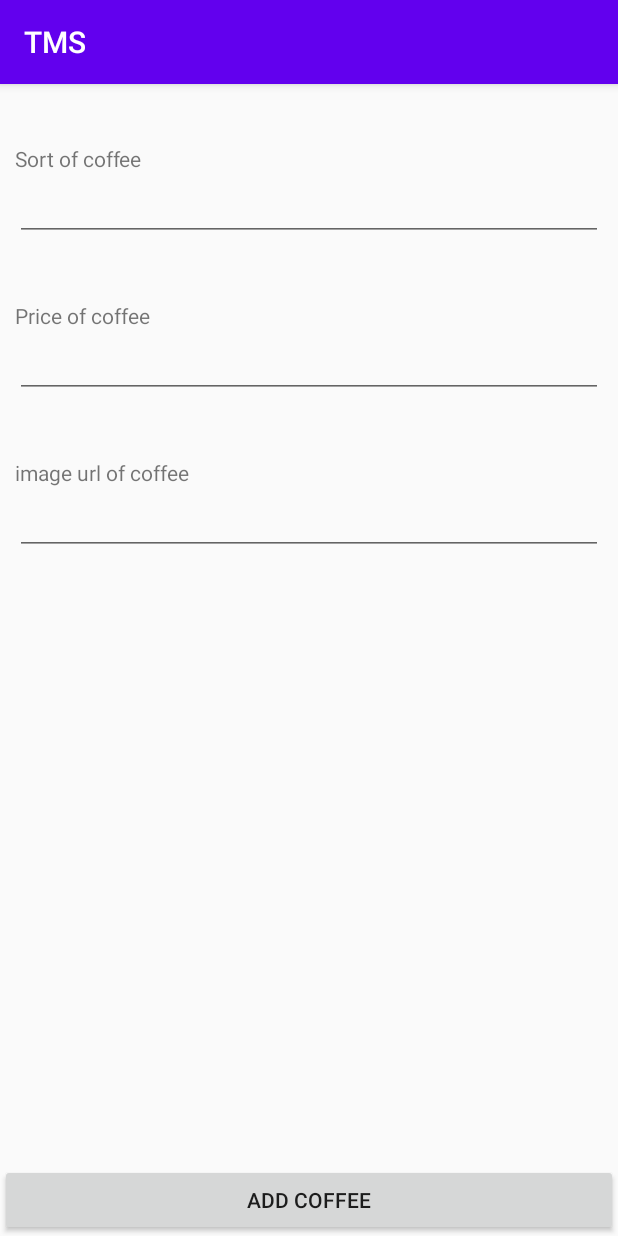
After one commit to stasenkots/TMS, an Android app: the AddCoffeeFragment screen opened through its navigation route, on a phone screen of 412 x 824 dp. The commit adds this screen. Run offline under Robolectric (Android 15) with nearby library versions, the phone set to English and light mode, and no system bars.

Commit message:
create hw5

```diff
--- a/app/build.gradle
+++ b/app/build.gradle
@@ -8,7 +8,7 @@ android {
 
     defaultConfig {
         applicationId "com.example.tms"
-        minSdkVersion 16
+        minSdkVersion 18
         targetSdkVersion 30
         versionCode 1
         versionName "1.0"
@@ -28,6 +28,9 @@ android {
 }
 
 dependencies {
+    implementation 'androidx.navigation:navigation-fragment-ktx:2.3.0'
+    implementation 'androidx.navigation:navigation-ui-ktx:2.3.0'
+    implementation 'androidx.legacy:legacy-support-v4:1.0.0'
     def lifecycle_version = "2.2.0"
     def arch_version = "2.1.0"
 
--- a/app/src/main/AndroidManifest.xml
+++ b/app/src/main/AndroidManifest.xml
@@ -1,7 +1,7 @@
 <?xml version="1.0" encoding="utf-8"?>
 <manifest xmlns:android="http://schemas.android.com/apk/res/android"
     package="com.example.tms">
-
+    <uses-permission android:name="android.permission.INTERNET"/>
     <application
         android:allowBackup="true"
         android:icon="@mipmap/ic_launcher"
@@ -9,7 +9,8 @@
         android:roundIcon="@mipmap/ic_launcher_round"
         android:supportsRtl="true"
         android:theme="@style/AppTheme">
-        <activity android:name=".FourActivity"></activity>
+        <activity android:name=".FiveHW.FiveActivity"></activity>
+        <activity android:name=".FourActivity" />
         <activity android:name=".Animation" />
         <activity android:name=".FlagsActivity" />
         <activity android:name=".ThirdActivity" />
--- /dev/null
+++ b/app/src/main/java/com/example/tms/FiveHW/AddCoffeeFragment.kt
@@ -0,0 +1,65 @@
+package com.example.tms.FiveHW
+
+import android.os.Bundle
+import android.text.Editable
+import androidx.fragment.app.Fragment
+import android.view.LayoutInflater
+import android.view.View
+import android.view.ViewGroup
+import android.widget.Toast
+import com.example.tms.R
+import kotlinx.android.synthetic.main.activity_second.*
+import kotlinx.android.synthetic.main.fragment_add_coffee.*
+
+
+private const val ARG_PARAM1 = "param1"
+private const val ARG_PARAM2 = "param2"
+
+class AddCoffeeFragment : Fragment() {
+
+
+    private var param1: String? = null
+    private var param2: String? = null
+
+    override fun onCreate(savedInstanceState: Bundle?) {
+        super.onCreate(savedInstanceState)
+        arguments?.let {
+            param1 = it.getString(ARG_PARAM1)
+            param2 = it.getString(ARG_PARAM2)
+        }
+    }
+
+    override fun onCreateView(
+        inflater: LayoutInflater, container: ViewGroup?,
+        savedInstanceState: Bundle?
+    ): View? {
+        return inflater.inflate(R.layout.fragment_add_coffee, container, false)
+    }
+
+    override fun onViewCreated(view: View, savedInstanceState: Bundle?) {
+        super.onViewCreated(view, savedInstanceState)
+        button_create_coffee_item.setOnClickListener {
+            coffeeCollection.add(Coffee(
+                editText_sort_of_coffee.text.toString(),
+                editText_price_of_coffee.text.toString().toDouble(),
+                editText_image_url_of_coffee.text.toString()
+            ))
+            Toast.makeText(context, "Coffee added", Toast.LENGTH_SHORT).show()
+            editText_sort_of_coffee.text.clear()
+            editText_price_of_coffee.text.clear()
+            editText_image_url_of_coffee.text.clear()
+
+        }
+    }
+
+    companion object {
+        @JvmStatic
+        fun newInstance(param1: String, param2: String) =
+            AddCoffeeFragment().apply {
+                arguments = Bundle().apply {
+                    putString(ARG_PARAM1, param1)
+                    putString(ARG_PARAM2, param2)
+                }
+            }
+    }
+}
--- /dev/null
+++ b/app/src/main/java/com/example/tms/FiveHW/Coffee.kt
@@ -0,0 +1,6 @@
+package com.example.tms.FiveHW
+import androidx.collection.arraySetOf
+
+val coffeeCollection= arraySetOf<Coffee>()
+
+data class Coffee(val name:String, val price:Double, val imageURL:String)
--- /dev/null
+++ b/app/src/main/java/com/example/tms/FiveHW/FiveActivity.kt
@@ -0,0 +1,13 @@
+package com.example.tms.FiveHW
+
+import androidx.appcompat.app.AppCompatActivity
+import android.os.Bundle
+import com.example.tms.R
+
+class FiveActivity : AppCompatActivity() {
+    override fun onCreate(savedInstanceState: Bundle?) {
+        super.onCreate(savedInstanceState)
+        setContentView(R.layout.activity_five)
+    }
+
+}
--- /dev/null
+++ b/app/src/main/java/com/example/tms/FiveHW/HomeFragment.kt
@@ -0,0 +1,56 @@
+package com.example.tms.FiveHW
+
+import android.os.Bundle
+import androidx.fragment.app.Fragment
+import android.view.LayoutInflater
+import android.view.View
+import android.view.ViewGroup
+import androidx.navigation.fragment.findNavController
+import com.example.tms.R
+import kotlinx.android.synthetic.main.fragment_home.*
+
+private const val ARG_PARAM1 = "param1"
+private const val ARG_PARAM2 = "param2"
+
+
+class HomeFragment : Fragment() {
+    private var param1: String? = null
+    private var param2: String? = null
+
+    override fun onCreate(savedInstanceState: Bundle?) {
+        super.onCreate(savedInstanceState)
+        arguments?.let {
+            param1 = it.getString(ARG_PARAM1)
+            param2 = it.getString(ARG_PARAM2)
+        }
+    }
+
+    override fun onCreateView(
+        inflater: LayoutInflater, container: ViewGroup?,
+        savedInstanceState: Bundle?
+    ): View? {
+        return inflater.inflate(R.layout.fragment_home, container, false)
+    }
+
+    override fun onViewCreated(view: View, savedInstanceState: Bundle?) {
+        super.onViewCreated(view, savedInstanceState)
+        button_add_coffee.setOnClickListener {
+            val nav =findNavController()
+            nav.navigate(R.id.add_coffee)
+        }
+        button_show_collection.setOnClickListener {
+            val nav =findNavController()
+            nav.navigate(R.id.show_collection)
+        }
+    }
+    companion object {
+        @JvmStatic
+        fun newInstance(param1: String, param2: String) =
+            HomeFragment().apply {
+                arguments = Bundle().apply {
+                    putString(ARG_PARAM1, param1)
+                    putString(ARG_PARAM2, param2)
+                }
+            }
+    }
+}
--- a/app/src/main/java/com/example/tms/MainActivity.kt
+++ b/app/src/main/java/com/example/tms/MainActivity.kt
@@ -3,6 +3,7 @@ package com.example.tms
 import android.content.Intent
 import androidx.appcompat.app.AppCompatActivity
 import android.os.Bundle
+import com.example.tms.FiveHW.FiveActivity
 import kotlinx.android.synthetic.main.activity_main.*
 
 class MainActivity : AppCompatActivity() {
@@ -25,6 +26,10 @@ class MainActivity : AppCompatActivity() {
             val intent= Intent(this,FourActivity::class.java)
             startActivity(intent)
         }
+        button5.setOnClickListener {
+            val intent= Intent(this, FiveActivity::class.java)
+            startActivity(intent)
+        }
 
     }
 }
--- /dev/null
+++ b/app/src/main/res/layout/activity_five.xml
@@ -0,0 +1,21 @@
+<?xml version="1.0" encoding="utf-8"?>
+<androidx.constraintlayout.widget.ConstraintLayout xmlns:android="http://schemas.android.com/apk/res/android"
+    xmlns:app="http://schemas.android.com/apk/res-auto"
+    xmlns:tools="http://schemas.android.com/tools"
+    android:layout_width="match_parent"
+    android:layout_height="match_parent"
+    tools:context=".FiveHW.FiveActivity"
+    >
+    <fragment
+        android:id="@+id/nav_host_fragment"
+        android:name="androidx.navigation.fragment.NavHostFragment"
+        android:layout_width="match_parent"
+        android:layout_height="match_parent"
+        app:defaultNavHost="true"
+        tools:layout="@layout/fragment_home"
+        app:layout_constraintLeft_toLeftOf="parent"
+        app:layout_constraintRight_toRightOf="parent"
+        app:layout_constraintTop_toTopOf="parent"
+        app:navGraph="@navigation/navigation" />
+
+</androidx.constraintlayout.widget.ConstraintLayout>
--- /dev/null
+++ b/app/src/main/res/layout/fragment_add_coffee.xml
@@ -0,0 +1,73 @@
+<?xml version="1.0" encoding="utf-8"?>
+<androidx.constraintlayout.widget.ConstraintLayout xmlns:android="http://schemas.android.com/apk/res/android"
+    xmlns:tools="http://schemas.android.com/tools"
+    android:layout_width="match_parent"
+    android:layout_height="match_parent"
+    xmlns:app="http://schemas.android.com/apk/res-auto">
+
+    <TextView
+        android:id="@+id/label_enter_sort_of_coffee"
+        android:layout_width="match_parent"
+        android:layout_height="wrap_content"
+        android:text="@string/sort_of_coffee"
+        app:layout_constraintTop_toTopOf="parent"
+        android:layout_marginTop="40dp"
+        android:layout_marginLeft="10dp"
+        android:layout_marginStart="10dp" />
+
+    <EditText
+        android:id="@+id/editText_sort_of_coffee"
+        android:layout_width="match_parent"
+        android:layout_height="wrap_content"
+        android:layout_marginStart="10dp"
+        android:layout_marginEnd="10dp"
+        app:layout_constraintLeft_toLeftOf="@id/label_enter_sort_of_coffee"
+        app:layout_constraintTop_toBottomOf="@id/label_enter_sort_of_coffee" />
+
+    <TextView
+        android:id="@+id/label_enter_price_of_coffee"
+        android:layout_width="match_parent"
+        android:layout_height="wrap_content"
+        android:text="@string/price_of_coffee"
+        android:layout_marginTop="40dp"
+        android:layout_marginStart="10dp"
+        app:layout_constraintTop_toBottomOf="@id/editText_sort_of_coffee"
+        app:layout_constraintLeft_toLeftOf="@id/editText_sort_of_coffee"
+        android:layout_marginLeft="10dp" />
+    <EditText
+        android:id="@+id/editText_price_of_coffee"
+        android:layout_width="match_parent"
+        android:layout_height="wrap_content"
+        android:layout_marginStart="10dp"
+        android:layout_marginEnd="10dp"
+        android:inputType="numberDecimal"
+        app:layout_constraintTop_toBottomOf="@id/label_enter_price_of_coffee"
+        app:layout_constraintLeft_toLeftOf="@id/label_enter_price_of_coffee"
+        />
+    <TextView
+        android:id="@+id/label_enter_image_url_of_coffee"
+        android:layout_width="match_parent"
+        android:layout_height="wrap_content"
+        android:text="@string/image_url_of_coffee"
+        android:layout_marginTop="40dp"
+        android:layout_marginStart="10dp"
+        app:layout_constraintTop_toBottomOf="@id/editText_price_of_coffee"
+        app:layout_constraintLeft_toLeftOf="@id/editText_price_of_coffee"
+        android:layout_marginLeft="10dp" />
+    <EditText
+        android:layout_marginStart="10dp"
+        android:layout_marginEnd="10dp"
+        android:id="@+id/editText_image_url_of_coffee"
+        android:layout_width="match_parent"
+        android:layout_height="wrap_content"
+        app:layout_constraintTop_toBottomOf="@id/label_enter_image_url_of_coffee"
+        app:layout_constraintLeft_toLeftOf="@id/label_enter_image_url_of_coffee"
+        />
+    <Button
+        android:id="@+id/button_create_coffee_item"
+        android:layout_width="match_parent"
+        android:layout_height="wrap_content"
+        app:layout_constraintBottom_toBottomOf="parent"
+        android:text="@string/add_coffee"
+        />
+</androidx.constraintlayout.widget.ConstraintLayout>
--- /dev/null
+++ b/app/src/main/res/navigation/navigation.xml
@@ -0,0 +1,30 @@
+<?xml version="1.0" encoding="utf-8"?>
+<navigation xmlns:android="http://schemas.android.com/apk/res/android"
+    xmlns:app="http://schemas.android.com/apk/res-auto"
+    xmlns:tools="http://schemas.android.com/tools"
+    android:id="@+id/navigation"
+    app:startDestination="@id/fragment_home"
+    >
+    <fragment
+        android:id="@+id/fragment_home"
+        tools:layout="@layout/fragment_home"
+        android:name="com.example.tms.FiveHW.HomeFragment"
+        >
+        <action
+            android:id="@+id/add_coffee"
+            app:destination="@id/fragment_add_coffee" />
+        <action
+            android:id="@+id/show_collection"
+            app:destination="@id/fragment_show_collection" />
+    </fragment>
+    <fragment
+        android:id="@+id/fragment_add_coffee"
+        tools:layout="@layout/fragment_add_coffee"
+        android:name="com.example.tms.FiveHW.AddCoffeeFragment"
+        />
+    <fragment
+        android:id="@+id/fragment_show_collection"
+        tools:layout="@layout/fragment_show_collection"
+        android:name="com.example.tms.FiveHW.ShowCollectionFragment"
+        />
+</navigation>
--- a/app/src/main/res/values/colors.xml
+++ b/app/src/main/res/values/colors.xml
@@ -3,4 +3,5 @@
     <color name="colorPrimary">#6200EE</color>
     <color name="colorPrimaryDark">#3700B3</color>
     <color name="colorAccent">#03DAC5</color>
+    <color name="black">#000000</color>
 </resources>
--- a/app/src/main/res/values/strings.xml
+++ b/app/src/main/res/values/strings.xml
@@ -20,4 +20,9 @@
     <string name="homework_4">homework 4</string>
     <string name="homework5">homework5</string>
     <string name="homework6">homework6</string>
+    <string name="add_coffee">add coffee</string>
+    <string name="show_collection">show collection</string>
+    <string name="sort_of_coffee">Sort of coffee</string>
+    <string name="price_of_coffee">Price of coffee</string>
+    <string name="image_url_of_coffee">image url of coffee</string>
 </resources>
```
Also changed, not shown: app/src/main/java/com/example/tms/FiveHW/ShowCollectionFragment.kt (added, +97 -0 lines), app/src/main/res/drawable/ic_error.xml (added, +10 -0 lines), app/src/main/res/layout/fragment_home.xml (added, +30 -0 lines), app/src/main/res/layout/fragment_show_collection.xml (added, +22 -0 lines), app/src/main/res/drawable/coffeewallpaper.png (added).
